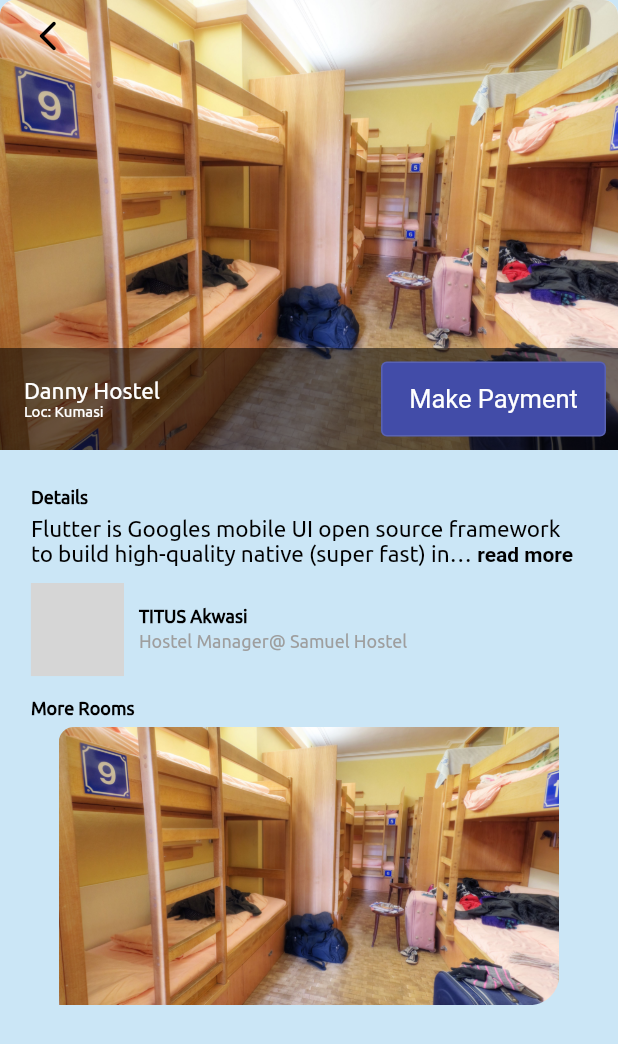
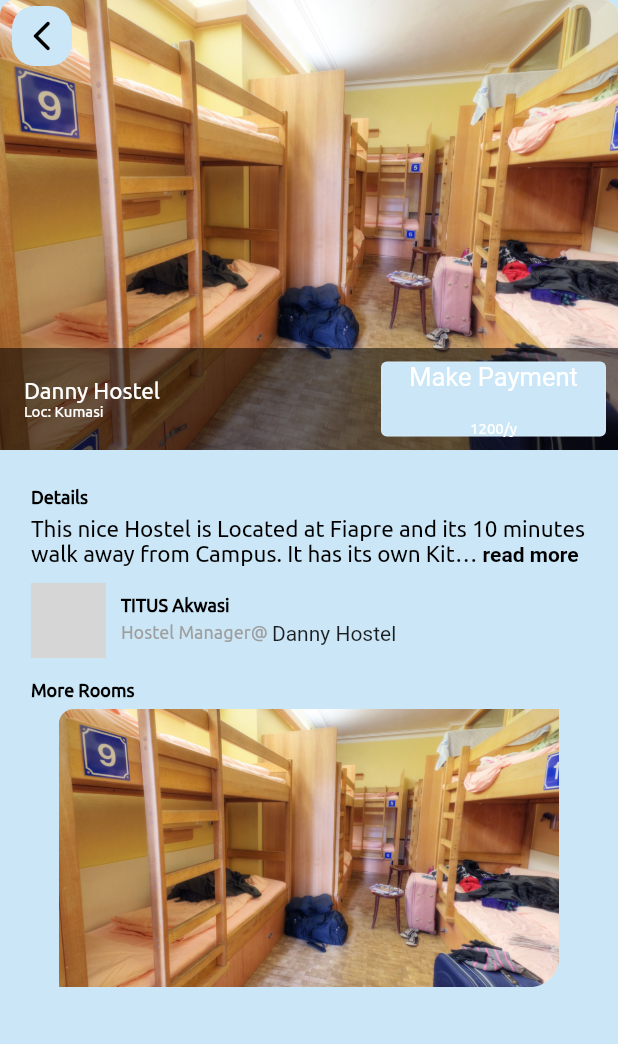
Before and after one commit to Akwasititus/hostel-rental-app, a Flutter app: the UENR screen opened directly, after a tap on "Danny Hostel", on a phone screen of 412 x 824 dp. Shown: the top 1044 px of the screen. Run offline on Flutter 3.47's test engine with Material 2 defaults, Android fonts, the light colour scheme and no system bars; drawn by our look-alikes of carousel_slider, flutter_profile_picture, readmore; our stand-ins replace get; missing offline and left inert: tab_container; grey boxes are pictures that could not be loaded.

Commit message:
updated info

```diff
--- a/lib/Models/hostelCardModel.dart
+++ b/lib/Models/hostelCardModel.dart
@@ -4,11 +4,13 @@ final String hostelImage;
 final String hostelName;
 final String hostleInfo;
 final String hostelLocation;
+final String amount;
 
 AllHostels(this.hostleInfo,
  {required this.hostelImage,
   required this.hostelName,
-  required this.hostelLocation
+  required this.hostelLocation,
+  required this.amount
 
   });
 }
@@ -16,7 +18,8 @@ AllHostels(this.hostleInfo,
 List<AllHostels> getAllHostles = [
   AllHostels(
     hostelImage: 'assets/images/hostel1.jpg',
-    hostelName: 'titus Hostel',
+    hostelName: 'Titus Hostel',
+    amount: '1000/y',
     'More Info',
     hostelLocation: 'Loc: Fiapre',
     ),
@@ -24,6 +27,7 @@ List<AllHostels> getAllHostles = [
     AllHostels(
     hostelImage: 'assets/images/hostel1.jpg',
     hostelName: 'Danny Hostel',
+    amount: '1200/y',
     hostelLocation: 'Loc: Kumasi',
      'More more info',
     ),
@@ -31,40 +35,8 @@ List<AllHostels> getAllHostles = [
     AllHostels(
     hostelImage: 'assets/images/hostel1.jpg',
     hostelName: 'My Hostel',
+    amount: '1500/y',
     hostelLocation: 'Loc: Abrokyere',
     'more and more and more',
     ),
 ];
-
-
-
-
-// AllHostels(
-//     hostelImage: 'assets/images/hostel1.jpg',
-//     hostelName: 'GetFund Hostel',
-//     hostleInfo: 'Loc: Fiapre',
-//     ),
-
-//     AllHostels(
-//     hostelImage: 'assets/images/hostel1.jpg',
-//     hostelName: 'oTaw Hostel',
-//     hostleInfo: 'Loc: Fiapre',
-//     ),
-
-//     AllHostels(
-//     hostelImage: 'assets/images/hostel1.jpg',
-//     hostelName: 'Zinko Hostel',
-//     hostleInfo: 'Loc: zinko',
-//     ),
-
-//     AllHostels(
-//     hostelImage: 'assets/images/hostel1.jpg',
-//     hostelName: 'Notridam Hostel',
-//     hostleInfo: 'Loc: Notridam',
-//     ),
-
-//     AllHostels(
-//     hostelImage: 'assets/images/hostel1.jpg',
-//     hostelName: 'SamueL Hostel',
-//     hostleInfo: 'Loc: Tolbot',
-//     ),
--- a/lib/Screens/detailPage.dart
+++ b/lib/Screens/detailPage.dart
@@ -11,32 +11,38 @@ class Detail extends StatelessWidget {
   const Detail({super.key,});
 
 
-final String readmoreText = "Flutter is Googles mobile UI open source framework to build high-quality native (super fast) interfaces for iOS and Android apps with the unified codebase.Flutter is Googles mobile UI open source framework to build high-quality native (super fast) interfaces for iOS and Android apps with the   ";
+
 
 
   @override
   Widget build(BuildContext context) {
     var deviceSize = MediaQuery.of(context).size;
-    return Scaffold(
+    return SafeArea(
+      child: Scaffold(
         backgroundColor: const Color(0xFFcbe6f6),
        body: SingleChildScrollView(
          child: Column(
           crossAxisAlignment: CrossAxisAlignment.start,
-
           children: [
-
-
             SizedBox(
               height: 300,
               child: GridTile(
                 header: GridTileBar(
-                leading: IconButton(
+                  leading: Container(
+                          height: 40,
+                          width: 40,
+                          decoration: BoxDecoration(
+                            color: const Color(0xFFcbe6f6),
+                            borderRadius: BorderRadius.circular(15.0)
+                          ),
+                          child: IconButton(
                         icon: const Icon(
                           Icons.arrow_back_ios_new_rounded,
                           color: Colors.black,),
                         onPressed: () {
                           Get.back();
                         },
+                      ),
                         ),
                 ),
                 footer:   GridTileBar(
@@ -51,9 +57,16 @@ final String readmoreText = "Flutter is Googles mobile UI open source framework
                       style: OutlinedButton.styleFrom(
                           foregroundColor: Colors.white,
                           fixedSize: const Size(150, 50),
-                        backgroundColor: const Color.fromARGB(255, 66, 76, 168),
+                          backgroundColor: const Color(0xFFcbe6f6),
                           textStyle: const TextStyle(fontSize: 17)),
-                    child: const Text('Make Payment'),
+                      child: Column(
+                        mainAxisAlignment: MainAxisAlignment.spaceBetween,
+                        children: [
+                           const Text('Make Payment'),
+                          Text(Get.arguments['amount'],
+                          style: AppWhiteTextStyle.texth2)
+                        ],
+                      ),
             ),
                     ),
                 child: ClipRRect(
@@ -62,22 +75,17 @@ final String readmoreText = "Flutter is Googles mobile UI open source framework
                     topRight: Radius.circular(10.0)),
                   child: Hero(
                      tag: 'hostelImage',
-
                     child: Material(
-
                       elevation: 0,
                       child: Image.asset(Get.arguments['imgURL'],
-
                         height: 200.5,
                         fit: BoxFit.cover,
-                      ),
-
                         ),
                     ),
                   ),
                 ),
               ),
-
+            ),
           Padding(
             padding: EdgeInsets.symmetric(
               horizontal: deviceSize.width * 0.05,
@@ -86,39 +94,41 @@ final String readmoreText = "Flutter is Googles mobile UI open source framework
             child: Column(
               crossAxisAlignment: CrossAxisAlignment.start,
               children: [
-
                 const Text('Details',style: AppBlackTextStyle.texth2),
-
                 const SizedBox(height: 5.0,),
-
-              ReadMoreText(readmoreText,
+                const ReadMoreText(readmoreText,
                 trimLines: 2,
                 colorClickableText: Colors.pink,
                 trimMode: TrimMode.Line,
                 trimCollapsedText: 'read more',
                 trimExpandedText: '...Show less',
                 style: AppBlackTextStyle.texth3,
-              lessStyle: const TextStyle(fontWeight: FontWeight.bold),
-              moreStyle: const TextStyle(fontSize: 14, fontWeight: FontWeight.bold),
+                lessStyle: TextStyle(fontWeight: FontWeight.bold),
+                moreStyle: TextStyle(fontSize: 14, fontWeight: FontWeight.bold),
               ),
 
               const SizedBox(height: 10.0,),
 
               Row(children: [
                     const ProfilePicture(
-                      name: 'Akwasi Titus',
+                        name: 'Titus Akwasi ',
                         tooltip: true,
-                      radius: 31,
+                        radius: 25,
                         role: 'Hostel Manager',
                          fontsize: 21,
                           ),
                           const SizedBox(width: 10.0,),
                     Column(
                         crossAxisAlignment: CrossAxisAlignment.start,
-                      children: const [
-                      Text('TITUS Akwasi',style: AppBlackTextStyle.texth2),
-                      SizedBox(height: 3.0,),
-                      Text('Hostel Manager@ Samuel Hostel',style: AppBlackTextStyle.texth4),
+                        children:   [
+                        const Text('TITUS Akwasi',style: AppBlackTextStyle.texth2),
+                        const SizedBox(height: 3.0,),
+                        Row(
+                          children: [
+                            const Text('Hostel Manager@ ',style: AppBlackTextStyle.texth4),
+                            Text(Get.arguments['hostelsName'])
+                          ],
+                        ),
                           ],
                         )
               ],),
@@ -142,21 +152,17 @@ final String readmoreText = "Flutter is Googles mobile UI open source framework
               child: Image.asset(
                Get.arguments['imgURL'],
                // getPopularHostles[itemIndex].hostelImage,
-              height: 30.5,
+                height: 50.5,
                 width: double.infinity,
                 fit: BoxFit.cover,
                 ),
               ),
        )
-
-
-
               ],
             ),
           )
-
-
           ],
+         ),
        ),
       ),
     );
--- a/lib/Screens/home.dart
+++ b/lib/Screens/home.dart
@@ -40,7 +40,8 @@ class _MyHomeState extends State<MyHome> {
 
   @override
   Widget build(BuildContext context) {
-    return Scaffold(
+    return SafeArea(
+      child: Scaffold(
       body: Column(
         children: [
 
@@ -56,6 +57,7 @@ class _MyHomeState extends State<MyHome> {
 
       ]),
 
+      ),
     );
   }
 }
--- a/lib/Screens/schools/UENR.dart
+++ b/lib/Screens/schools/UENR.dart
@@ -13,7 +13,7 @@ import '../detailPage.dart';
 
 class UENR extends StatefulWidget {
 
-   UENR({super.key});
+   const UENR({super.key});
 
   @override
   State<UENR> createState() => _UENRState();
@@ -32,7 +32,7 @@ class _UENRState extends State<UENR> {
         body: SingleChildScrollView(
           child: Padding(
             padding: EdgeInsets.symmetric(
-              horizontal: deviceSize.width * 0.05,
+              horizontal: deviceSize.width * 0.03,
               vertical: deviceSize.height * 0.03
               ),
             child: Column(
@@ -43,21 +43,20 @@ class _UENRState extends State<UENR> {
                      Column(
                       crossAxisAlignment: CrossAxisAlignment.start,
                       children: const [
-                         Text('Welcome Titus 👋',
+                         Text('Welcome Suleman 👋',
                         style: AppBlackTextStyle.textpBlack
                       ),
-                      Text('Choose your Hostel',
+                      Text('Looking for a Place to Stay?',
                       style: AppBlackTextStyle.texth1
                     ),
                       ],
                      ),
                      Expanded(child: Container()),
                      const ProfilePicture(
-                      name: 'Akwasi Titus',
+                      name: 'Johnson Suleman',
                       tooltip: true,
                       role: 'Student',
                       radius: 30,
-                      img: 'assets/images/rasta.jpg',
                        fontsize: 21,
                         ),
 
@@ -112,7 +111,6 @@ class _UENRState extends State<UENR> {
             itemCount: getAllHostles.length,
             scrollDirection: Axis.horizontal,
             itemBuilder: (context,index){
-
               return Padding(
             padding: const EdgeInsets.all(7.0),
             child: GestureDetector(
@@ -121,6 +119,7 @@ class _UENRState extends State<UENR> {
                   'hostelsName': getAllHostles[index].hostelName.toString(),
                   'hostelLocation': getAllHostles[index].hostelLocation.toString(),
                   'imgURL': getAllHostles[index].hostelImage,
+                  'amount': getAllHostles[index].amount.toString()
 
                 });
               },
@@ -128,30 +127,47 @@ class _UENRState extends State<UENR> {
                 height: 100,
                 width: 200,
                   decoration: BoxDecoration(
-                    color: Colors.redAccent,
+                    color: const Color(0xFFcbe6f6),
                     borderRadius: BorderRadius.circular(20.0),
                   ),
                   child: GridTile(
                     header: GridTileBar(
-                      trailing:  IconButton(
+                      trailing:  Padding(
+                        padding: const EdgeInsets.only(top: 5),
+                        child: Container(
+                          height: 40,
+                          width: 40,
+                          decoration: BoxDecoration(
+                            color: Colors.black54,
+                            borderRadius: BorderRadius.circular(15.0)
+                          ),
+                          child: IconButton(
                               icon: Icon(Icons.favorite,color: favoriteColor?
                               Colors.red:
                               Colors.white),
                               onPressed: () {
                                 setState(() {
-
                                   favoriteColor = !favoriteColor;
                                 });
                                 /* Add to Favarate */
                               },
                             ),
                         ),
+                      ),
+                    ),
                     footer: GridTileBar(
                     backgroundColor:Colors.black54,
                     title: Text(getAllHostles[index].hostelName,
                      style: AppWhiteTextStyle.texth1),
-                      subtitle: Text(getAllHostles[index].hostleInfo,
+                      subtitle: Column(
+                        mainAxisAlignment: MainAxisAlignment.spaceAround,
+                        children: [
+                          Text(getAllHostles[index].hostleInfo,
                           style: AppWhiteTextStyle.texth2),
+                          Text(getAllHostles[index].amount,
+                          style: AppWhiteTextStyle.texth2),
+                        ],
+                      ),
                     ),
                   child: ClipRRect(
                   borderRadius: const BorderRadius.only(topLeft: Radius.circular(20.2),topRight: Radius.circular(20.0)), // Image border
@@ -184,12 +200,8 @@ class _UENRState extends State<UENR> {
                 'hostelsName': getAllHostles[index].hostelName.toString(),
                 'hostelLocation': getAllHostles[index].hostelLocation.toString(),
                 'imgURL': getAllHostles[index].hostelImage,
+                'amount': getAllHostles[index].amount.toString()
               });
-
-
-
-
-
             },
             child: Padding(
               padding: const EdgeInsets.all(8.0),
@@ -215,7 +227,10 @@ class _UENRState extends State<UENR> {
                         const SizedBox(height: 7,),
                         Text(getAllHostles[index].hostleInfo,
                         style: AppBlackTextStyle.texth2
-                        )
+                        ),
+                        Text(getAllHostles[index].amount,
+                        style: AppBlackTextStyle.texth2
+                        ),
                       ],
                     ),
                     leading: ClipRRect(
@@ -226,6 +241,25 @@ class _UENRState extends State<UENR> {
                         getAllHostles[index].hostelImage,
                         fit: BoxFit.cover,
                         ),
+                  ),
+                  ),
+                  trailing: Container(
+                          height: 40,
+                          width: 40,
+                          decoration: BoxDecoration(
+                            color: const Color(0xFFcbe6f6),
+                            borderRadius: BorderRadius.circular(15.0)
+                          ),
+                          child: IconButton(
+                              icon: Icon(Icons.favorite,color: favoriteColor?
+                              Colors.red:
+                              Colors.white),
+                              onPressed: () {
+                                setState(() {
+                                  favoriteColor = !favoriteColor;
+                                });
+                                /* Add to Favarate */
+                              },
                             ),
                         ),
                   ),
--- a/lib/utils/constants.dart
+++ b/lib/utils/constants.dart
@@ -1,6 +1,14 @@
 import 'package:flutter/material.dart';
 
 //const baseUrl = "https://cryptudeapibackend.herokuapp.com/api/v1";
+
+
+const String readmoreText =
+"This nice Hostel is Located at Fiapre and its 10 minutes walk away from Campus. "
+ "It has its own Kitchen, Dedicated washrooms, water supply, volly ball cort "
+  "car wash etc. and its in gated community and fully furnished as well "
+  " it also has 24/7 security ";
+
 
 class AppColor {
   static const mainColor = 0xFF1652F0;
@@ -17,7 +25,7 @@ class AppWhiteTextStyle {
 class AppBlackTextStyle {
 
   static const textpBlack =
-      TextStyle(fontSize: 12, fontFamily: 'Ubuntu-Regular', color: Colors.black);
+      TextStyle(fontSize: 15, fontFamily: 'Ubuntu-Regular', color: Colors.black);
 
   static const texth1 =
       TextStyle(fontSize: 15, fontFamily: 'Ubuntu-Regular',fontWeight: FontWeight.w700, color: Colors.black);
```
Also changed, not shown: lib/Screens/favItems.dart (added, +82 -0 lines). Lines whose indentation alone changed are shown as unchanged.
